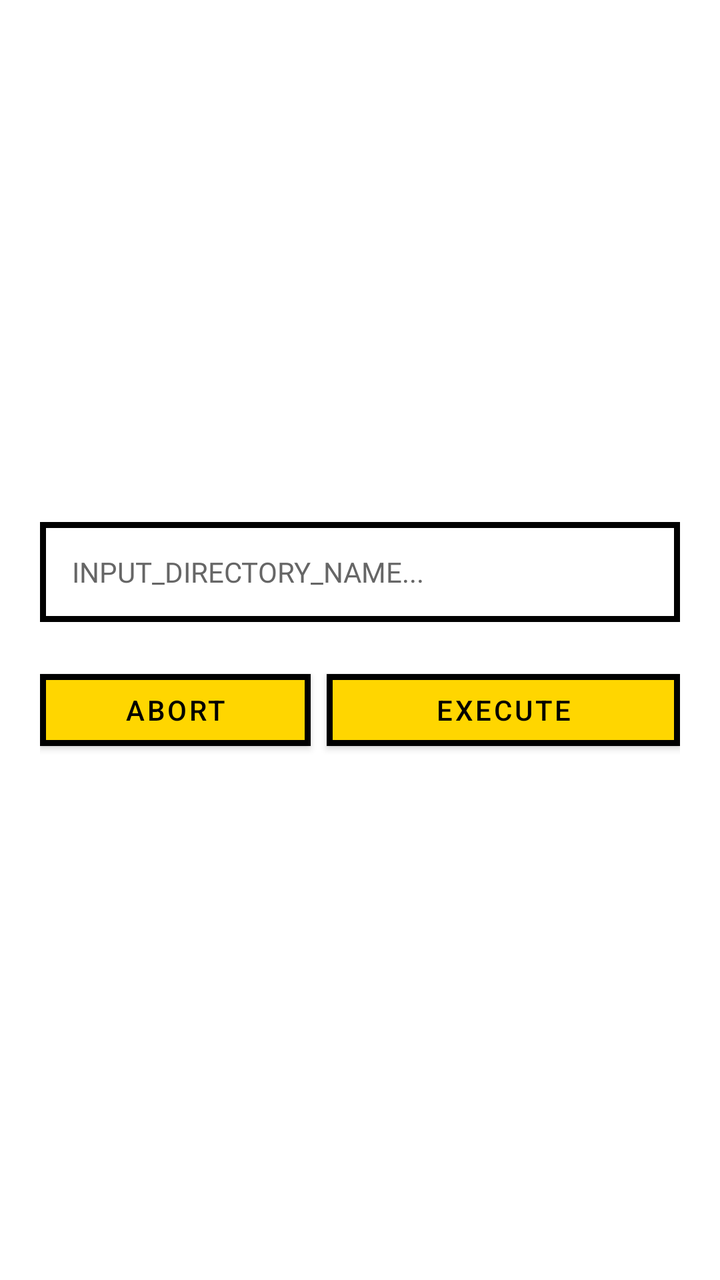
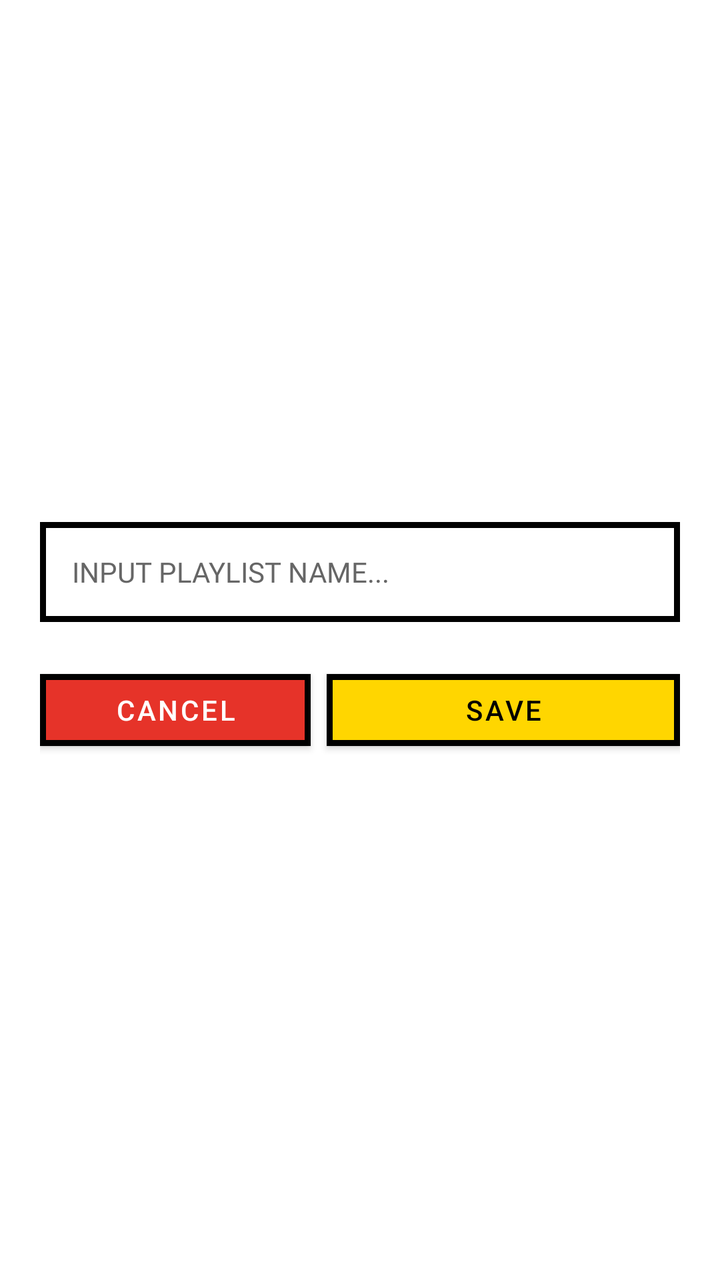

An Android layout rendered at two revisions. The XML below is the earlier revision; the diff shows what the commit changed to produce the second picture.
<!-- AndroidManifest.xml: application theme Theme.Noctune -->
<!-- res/layout/dialog_create_playlist.xml -->
<?xml version="1.0" encoding="utf-8"?>
<LinearLayout
    xmlns:android="http://schemas.android.com/apk/res/android"
    xmlns:app="http://schemas.android.com/apk/res-auto"
    android:layout_width="match_parent"
    android:layout_height="wrap_content"
    android:orientation="vertical"
    android:background="@color/bg_surface"
    android:strokeWidth="3"
    android:padding="20dp"
    android:layout_margin="16dp"
    style="@style/BrutalistButton"
    android:elevation="0dp">


    <EditText
        android:id="@+id/et_playlist_name"
        android:layout_width="match_parent"
        android:layout_height="50dp"
        android:background="@drawable/brutalist_flat_card"
        android:fontFamily="@font/space_mono"
        android:hint="INPUT_DIRECTORY_NAME..."
        android:textColorHint="@color/text_secondary"
        android:textColor="@color/text_primary"
        android:paddingHorizontal="16dp"
        android:textSize="14sp"
        android:inputType="text"
        android:maxLines="1"
        android:layout_marginBottom="20dp"/>

    <LinearLayout
        android:layout_width="match_parent"
        android:layout_height="48dp"
        android:orientation="horizontal">

        <Button
            android:id="@+id/btn_cancel"
            android:layout_width="0dp"
            android:layout_height="match_parent"
            android:layout_weight="1"
            android:text="ABORT"
            android:layout_marginRight="4dp"
            style="@style/BrutalistButton"/>

        <Button
            android:id="@+id/btn_create"
            android:layout_width="0dp"
            android:layout_height="match_parent"
            android:layout_weight="1.3"
            android:text="EXECUTE"
            android:layout_marginLeft="4dp"
            app:backgroundTint="@color/brand_yellow"
            android:textColor="#000000"
            style="@style/BrutalistButton"/>
    </LinearLayout>
</LinearLayout>
<!-- resources referenced by this layout -->
<resources>
  <color name="bg_surface">#FFFFFF</color>
  <color name="brand_yellow">#FFD600</color>
  <color name="text_primary">#000000</color>
  <color name="text_secondary">#666666</color>
  <!-- drawable brutalist_flat_card (drawable) -->
  <?xml version="1.0" encoding="utf-8"?>
  <shape xmlns:android="http://schemas.android.com/apk/res/android" android:shape="rectangle">
      <solid android:color="@color/bg_surface" />
      <stroke android:width="3dp" android:color="@color/border_color" />
      <corners android:radius="0dp" />
  </shape>
  <style name="BrutalistButton" parent="Widget.MaterialComponents.Button">
          <item name="cornerRadius">0dp</item>
          <item name="strokeColor">@color/border_color</item>
          <item name="strokeWidth">3dp</item>
          <item name="android:textColor">@color/text_primary</item>
          <item name="android:textAllCaps">true</item>
          <item name="android:elevation">0dp</item>
      </style>
  <style name="Theme.Noctune" parent="Theme.MaterialComponents.Light.NoActionBar">
          <item name="colorPrimary">@color/brand_yellow</item>
          <item name="colorPrimaryVariant">@color/brand_yellow</item>
          <item name="colorOnPrimary">#000000</item>  
          <item name="colorSecondary">@color/brand_red</item>
  
          <item name="android:windowBackground">@color/bg_main</item>
          <item name="android:statusBarColor">@color/brand_yellow</item>
  
          <item name="android:windowLightStatusBar">true</item>
          <item name="android:clipToPadding">false</item>
      </style>
  <color name="border_color">#000000</color>
  <color name="brand_red">#E63329</color>
  <color name="bg_main">#F9F9F9</color>
</resources>

<!-- the commit's change to res/layout/dialog_create_playlist.xml (unified diff, before → after) -->
@@ -19,7 +19,7 @@
         android:layout_height="50dp"
         android:background="@drawable/brutalist_flat_card"
         android:fontFamily="@font/space_mono"
-        android:hint="INPUT_DIRECTORY_NAME..."
+        android:hint="INPUT PLAYLIST NAME..."
         android:textColorHint="@color/text_secondary"
         android:textColor="@color/text_primary"
         android:paddingHorizontal="16dp"
@@ -38,8 +38,10 @@
             android:layout_width="0dp"
             android:layout_height="match_parent"
             android:layout_weight="1"
-            android:text="ABORT"
+            android:text="CANCEL"
             android:layout_marginRight="4dp"
+            app:backgroundTint="@color/brand_red"
+            android:textColor="#FFFFFF"
             style="@style/BrutalistButton"/>
 
         <Button
@@ -47,7 +49,7 @@
             android:layout_width="0dp"
             android:layout_height="match_parent"
             android:layout_weight="1.3"
-            android:text="EXECUTE"
+            android:text="SAVE"
             android:layout_marginLeft="4dp"
             app:backgroundTint="@color/brand_yellow"
             android:textColor="#000000"
